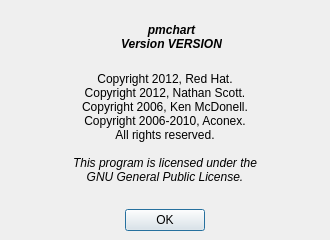
Above: src/chart/aboutdialog.ui from performancecopilot/pcp before the change. Below: the same form after it.
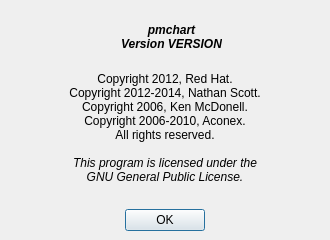
That is the form after the change. Icons and pictures are not drawn.

Commit message: Update copyright details for Red Hat in splash screens

Patch:
```diff
--- a/src/chart/aboutdialog.ui
+++ b/src/chart/aboutdialog.ui
@@ -126,7 +126,7 @@
 &lt;html>&lt;head>&lt;meta name="qrichtext" content="1" />&lt;style type="text/css">
 p, li { white-space: pre-wrap; }
 &lt;/style>&lt;/head>&lt;body style=" font-family:'Sans Serif'; font-size:9pt; font-weight:400; font-style:normal;">
-&lt;p align="center" style=" margin-top:0px; margin-bottom:0px; margin-left:0px; margin-right:0px; -qt-block-indent:0; text-indent:0px;">Copyright 2012, Red Hat.&lt;br />Copyright 2012, Nathan Scott.&lt;br />Copyright 2006, Ken McDonell.&lt;br />Copyright 2006-2010, Aconex.&lt;br />All rights reserved.&lt;br />&lt;span style=" font-style:italic;">&lt;br />This program is licensed under the&lt;br />GNU General Public License.&lt;br />&lt;/span>&lt;/p>&lt;/body>&lt;/html></string>
+&lt;p align="center" style=" margin-top:0px; margin-bottom:0px; margin-left:0px; margin-right:0px; -qt-block-indent:0; text-indent:0px;">Copyright 2012, Red Hat.&lt;br />Copyright 2012-2014, Nathan Scott.&lt;br />Copyright 2006, Ken McDonell.&lt;br />Copyright 2006-2010, Aconex.&lt;br />All rights reserved.&lt;br />&lt;span style=" font-style:italic;">&lt;br />This program is licensed under the&lt;br />GNU General Public License.&lt;br />&lt;/span>&lt;/p>&lt;/body>&lt;/html></string>
        </property>
        <property name="alignment" >
         <set>Qt::AlignCenter</set>
```
The commit also changes 1 other file.
